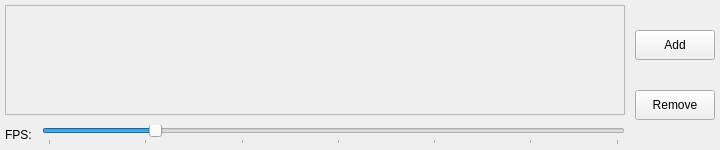
Above: SpriteEditor/timeline.ui from prkholl24/sprite-editor before the change. Below: the same form after it.
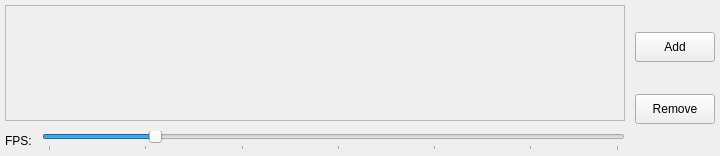
That is the form after the change.

Commit message: Added comments to Timeline classes

```diff
--- a/SpriteEditor/timeline.ui
+++ b/SpriteEditor/timeline.ui
@@ -7,7 +7,7 @@
     <x>0</x>
     <y>0</y>
     <width>720</width>
-    <height>150</height>
+    <height>156</height>
    </rect>
   </property>
   <property name="windowTitle">
@@ -53,8 +53,8 @@
          <rect>
           <x>0</x>
           <y>0</y>
-          <width>614</width>
-          <height>110</height>
+          <width>601</width>
+          <height>108</height>
          </rect>
         </property>
         <layout class="QHBoxLayout" name="frameLayout">
```
The commit also changes 1 other file.
